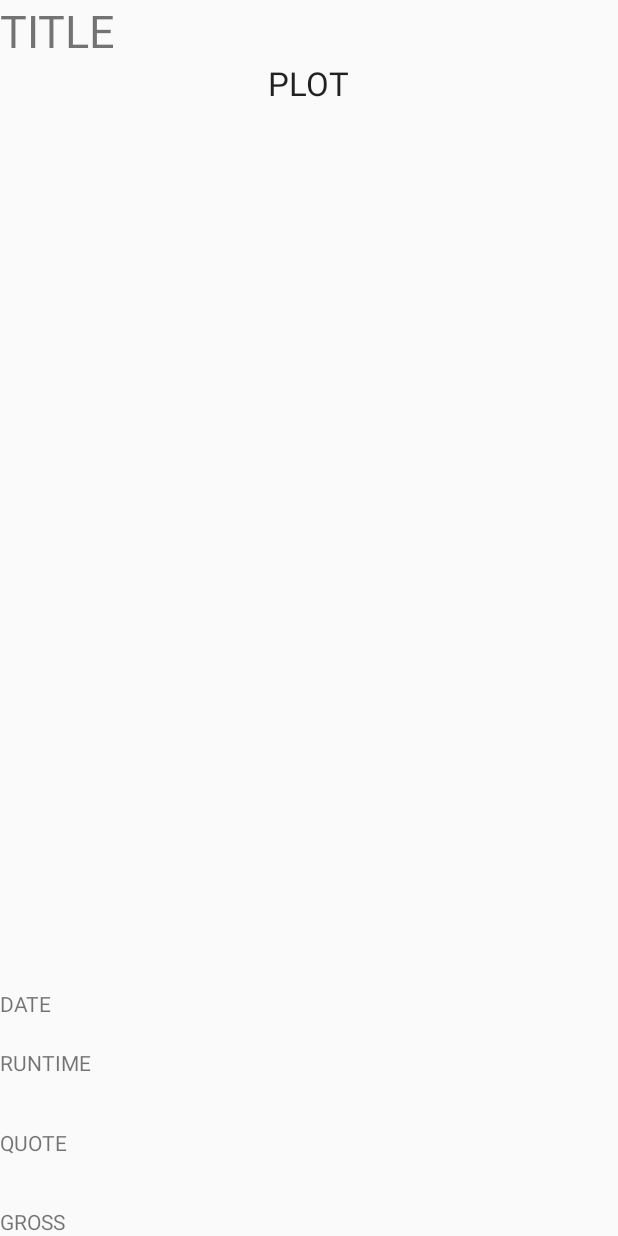
After one commit to aharshbe/Project2HPR2, an Android app: the layout description.xml on its own in the app's theme, with its tools: preview values and no code run, on a phone screen of 412 x 824 dp. The commit adds this screen. Run offline under Robolectric (Android 15) with nearby library versions, the phone set to English and light mode, and no system bars.

Commit message:
Adding xml

```diff
--- a/harrypotterrev2project2/app/src/main/java/com/example/austin/harrypotterrev2/DatabaseOpenHelper.java
+++ b/harrypotterrev2project2/app/src/main/java/com/example/austin/harrypotterrev2/DatabaseOpenHelper.java
@@ -4,9 +4,9 @@ package com.example.austin.harrypotterrev2;
  * Created by austin on 5/3/16.
  */
 
-        import android.content.Context;
+import android.content.Context;
 
-        import com.readystatesoftware.sqliteasset.SQLiteAssetHelper;
+import com.readystatesoftware.sqliteasset.SQLiteAssetHelper;
 
 public class DatabaseOpenHelper extends SQLiteAssetHelper {
     private static final String DATABASE_NAME = "movies.db";
--- a/harrypotterrev2project2/app/src/main/res/layout/activity_main2.xml
+++ b/harrypotterrev2project2/app/src/main/res/layout/activity_main2.xml
@@ -11,6 +11,6 @@
     <ListView
         android:id="@+id/listView2"
         android:layout_width="match_parent"
-        android:layout_height="match_parent"/>
+        android:layout_height="match_parent" />
 
 </RelativeLayout>
--- /dev/null
+++ b/harrypotterrev2project2/app/src/main/res/layout/description.xml
@@ -0,0 +1,66 @@
+<?xml version="1.0" encoding="utf-8"?>
+<RelativeLayout xmlns:android="http://schemas.android.com/apk/res/android"
+    android:orientation="vertical" android:layout_width="match_parent"
+    android:layout_height="match_parent">
+
+    <TextView
+        android:layout_width="wrap_content"
+        android:layout_height="wrap_content"
+        android:textAppearance="?android:attr/textAppearanceSmall"
+        android:text="TITLE"
+        android:id="@+id/title"
+        android:textSize="30sp"/>
+
+    <TextView
+        android:layout_width="wrap_content"
+        android:layout_height="wrap_content"
+        android:textAppearance="?android:attr/textAppearanceLarge"
+        android:text="PLOT"
+        android:id="@+id/plot"
+        android:layout_below="@+id/title"
+        android:layout_centerHorizontal="true" />
+
+    <TextView
+        android:layout_width="wrap_content"
+        android:layout_height="wrap_content"
+        android:textAppearance="?android:attr/textAppearanceSmall"
+        android:text="DATE"
+        android:id="@+id/date"
+        android:layout_marginBottom="126dp"
+        android:layout_above="@+id/gross"
+        android:layout_alignParentLeft="true"
+        android:layout_alignParentStart="true" />
+
+    <TextView
+        android:layout_width="wrap_content"
+        android:layout_height="wrap_content"
+        android:textAppearance="?android:attr/textAppearanceSmall"
+        android:text="RUNTIME"
+        android:id="@+id/runtime"
+        android:layout_marginTop="39dp"
+        android:layout_alignTop="@+id/date"
+        android:layout_alignLeft="@+id/date"
+        android:layout_alignStart="@+id/date" />
+
+    <TextView
+        android:layout_width="wrap_content"
+        android:layout_height="wrap_content"
+        android:textAppearance="?android:attr/textAppearanceSmall"
+        android:text="QUOTE"
+        android:id="@+id/quote"
+        android:layout_marginTop="34dp"
+        android:layout_below="@+id/runtime"
+        android:layout_alignLeft="@+id/runtime"
+        android:layout_alignStart="@+id/runtime" />
+
+    <TextView
+        android:layout_width="wrap_content"
+        android:layout_height="wrap_content"
+        android:textAppearance="?android:attr/textAppearanceSmall"
+        android:text="GROSS"
+        android:id="@+id/gross"
+        android:layout_alignParentBottom="true"
+        android:layout_alignLeft="@+id/quote"
+        android:layout_alignStart="@+id/quote" />
+
+</RelativeLayout>
```
Also changed, not shown: harrypotterrev2project2/app/src/main/java/com/example/austin/harrypotterrev2/DatabaseHelper.java (+3 -8 lines), harrypotterrev2project2/app/src/main/java/com/example/austin/harrypotterrev2/MainActivity.java (+2 -13 lines).
